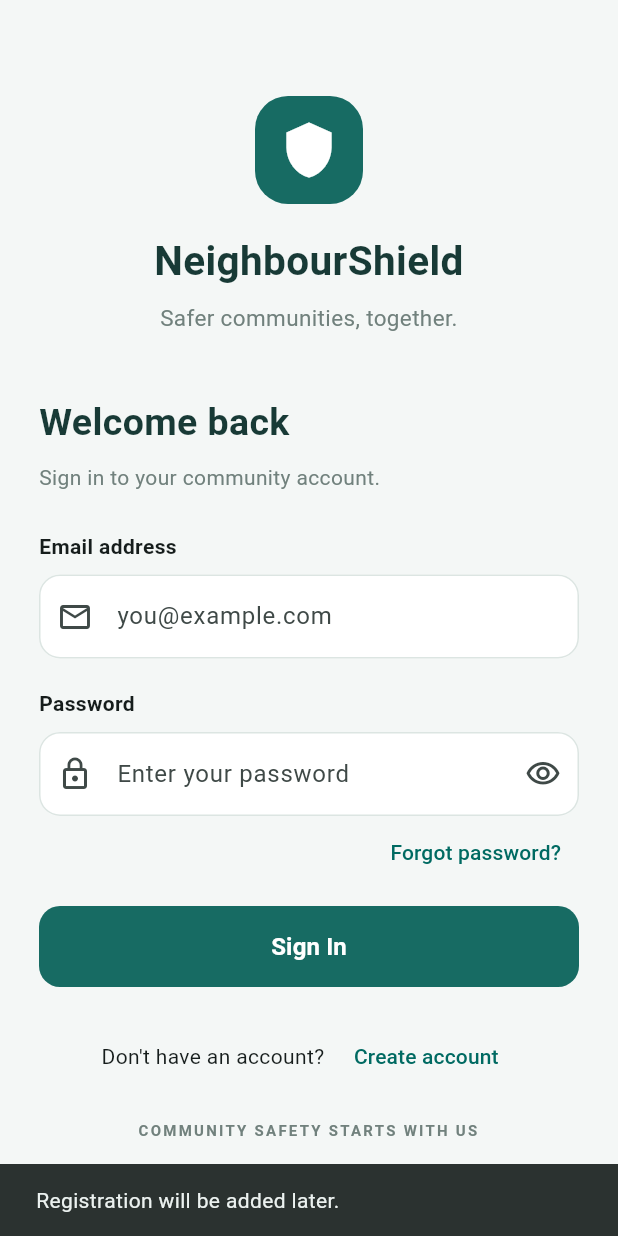
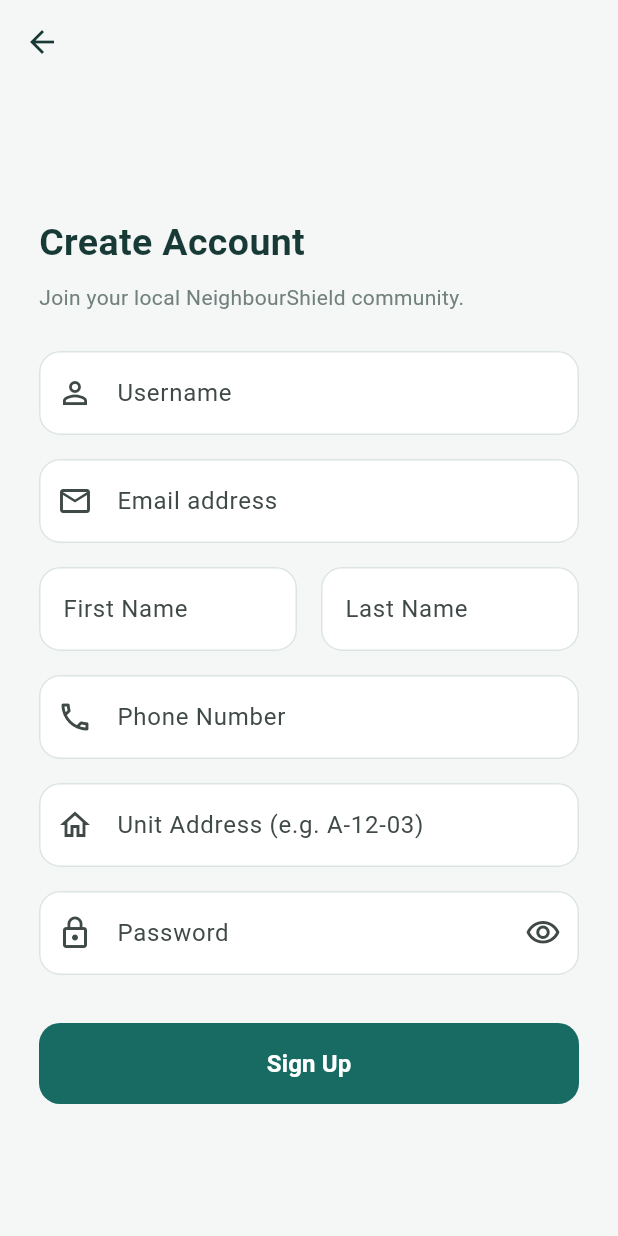
Before and after one commit to JACKNG0926/NeighbourShield_MobileApp, a Flutter app: the screen it shows after launch, after a tap on "Create account", on a phone screen of 412 x 824 dp. Run offline on Flutter 3.47's test engine with Material 3 defaults, Android fonts, the phone set to English and light mode, and no system bars; our stand-ins replace geolocator, shared_preferences.

```diff
--- a/lib/features/auth/data/auth_repository.dart
+++ b/lib/features/auth/data/auth_repository.dart
@@ -37,6 +37,49 @@ class AuthRepository {
     }
   }
 
+  Future<String> register({
+    required String username,
+    required String email,
+    required String firstName,
+    required String lastName,
+    required String phone,
+    required String address,
+    required String password,
+  }) async {
+    final response = await http.post(
+      Uri.parse('$baseUrl/auth/register/'),
+      headers: {'Content-Type': 'application/json'},
+      body: jsonEncode({
+        'username': username,
+        'email': email,
+        'first_name': firstName,
+        'last_name': lastName,
+        'phone_number': phone,
+        'unit_address': address,
+        'password': password,
+      }),
+    );
+
+    if (response.statusCode == 201) {
+      final data = jsonDecode(response.body);
+      final token = data['token'];
+
+      // Save the token locally
+      final prefs = await SharedPreferences.getInstance();
+      await prefs.setString('auth_token', token);
+
+      return data['user']['username'] ?? username;
+    } else if (response.statusCode == 400) {
+      // Django DRF returns 400 with a map of field errors (e.g., {"username": ["A user with that username already exists."]})
+      final errorData = jsonDecode(response.body) as Map<String, dynamic>;
+      final firstErrorKey = errorData.keys.first;
+      final errorMessage = errorData[firstErrorKey][0];
+      throw Exception('$firstErrorKey: $errorMessage');
+    } else {
+      throw Exception('Server error. Please try again later.');
+    }
+  }
+
   // Helper to retrieve the token later for the SOS button
   Future<String?> getToken() async {
     final prefs = await SharedPreferences.getInstance();
--- a/lib/features/auth/presentation/pages/login_page.dart
+++ b/lib/features/auth/presentation/pages/login_page.dart
@@ -4,6 +4,7 @@ import '../../../../app/app_theme.dart';
 import '../../../home/presentation/pages/home_page.dart';
 import '../../data/auth_repository.dart';
 import '../view_models/login_view_model.dart';
+import 'register_page.dart';
 
 class LoginPage extends StatefulWidget {
   const LoginPage({super.key});
@@ -217,7 +218,9 @@ class _LoginPageState extends State<LoginPage> {
                           const Text("Don't have an account? "),
                           TextButton(
                             onPressed: () {
-                              _showMessage('Registration will be added later.');
+                              Navigator.of(context).push(
+                                MaterialPageRoute(builder: (_) => RegisterPage()),
+                              );
                             },
                             child: const Text('Create account'),
                           ),
--- /dev/null
+++ b/lib/features/auth/presentation/pages/register_page.dart
@@ -0,0 +1,203 @@
+import 'package:flutter/material.dart';
+import '../../../../app/app_theme.dart';
+import '../../../home/presentation/pages/home_page.dart';
+import '../../data/auth_repository.dart';
+import '../view_models/register_view_model.dart';
+
+class RegisterPage extends StatefulWidget {
+  const RegisterPage({super.key});
+
+  @override
+  State<RegisterPage> createState() => _RegisterPageState();
+}
+
+class _RegisterPageState extends State<RegisterPage> {
+  late final RegisterViewModel _viewModel;
+
+  final _usernameController = TextEditingController();
+  final _emailController = TextEditingController();
+  final _firstNameController = TextEditingController();
+  final _lastNameController = TextEditingController();
+  final _phoneController = TextEditingController();
+  final _addressController = TextEditingController();
+  final _passwordController = TextEditingController();
+
+  bool _hidePassword = true;
+
+  @override
+  void initState() {
+    super.initState();
+    _viewModel = RegisterViewModel(AuthRepository());
+  }
+
+  @override
+  void dispose() {
+    _usernameController.dispose();
+    _emailController.dispose();
+    _firstNameController.dispose();
+    _lastNameController.dispose();
+    _phoneController.dispose();
+    _addressController.dispose();
+    _passwordController.dispose();
+    _viewModel.dispose();
+    super.dispose();
+  }
+
+  Future<void> _handleRegister() async {
+    final username = await _viewModel.register(
+      username: _usernameController.text,
+      email: _emailController.text,
+      firstName: _firstNameController.text,
+      lastName: _lastNameController.text,
+      phone: _phoneController.text,
+      address: _addressController.text,
+      password: _passwordController.text,
+    );
+
+    if (!mounted || username == null) return;
+
+    // Navigate to Home Page and remove all previous routes (so they can't hit 'back' to go to register)
+    Navigator.of(context).pushAndRemoveUntil(
+      MaterialPageRoute(builder: (_) => HomePage(email: username)),
+          (route) => false,
+    );
+  }
+
+  @override
+  Widget build(BuildContext context) {
+    return ListenableBuilder(
+      listenable: _viewModel,
+      builder: (context, child) {
+        return Scaffold(
+          appBar: AppBar(
+            backgroundColor: Colors.transparent,
+            elevation: 0,
+            iconTheme: const IconThemeData(color: AppTheme.textColor),
+          ),
+          body: SafeArea(
+            child: Center(
+              child: SingleChildScrollView(
+                padding: const EdgeInsets.symmetric(horizontal: 26, vertical: 10),
+                child: ConstrainedBox(
+                  constraints: const BoxConstraints(maxWidth: 420),
+                  child: Column(
+                    crossAxisAlignment: CrossAxisAlignment.stretch,
+                    children: [
+                      const Text(
+                        'Create Account',
+                        style: TextStyle(
+                          fontSize: 25,
+                          fontWeight: FontWeight.bold,
+                          color: AppTheme.textColor,
+                        ),
+                      ),
+                      const SizedBox(height: 8),
+                      const Text(
+                        'Join your local NeighbourShield community.',
+                        style: TextStyle(color: AppTheme.mutedColor),
+                      ),
+                      const SizedBox(height: 26),
+
+                      // Username
+                      TextField(
+                        controller: _usernameController,
+                        decoration: const InputDecoration(hintText: 'Username', prefixIcon: Icon(Icons.person_outline)),
+                      ),
+                      const SizedBox(height: 16),
+
+                      // Email
+                      TextField(
+                        controller: _emailController,
+                        keyboardType: TextInputType.emailAddress,
+                        decoration: const InputDecoration(hintText: 'Email address', prefixIcon: Icon(Icons.email_outlined)),
+                      ),
+                      const SizedBox(height: 16),
+
+                      // First & Last Name
+                      Row(
+                        children: [
+                          Expanded(
+                            child: TextField(
+                              controller: _firstNameController,
+                              decoration: const InputDecoration(hintText: 'First Name'),
+                            ),
+                          ),
+                          const SizedBox(width: 16),
+                          Expanded(
+                            child: TextField(
+                              controller: _lastNameController,
+                              decoration: const InputDecoration(hintText: 'Last Name'),
+                            ),
+                          ),
+                        ],
+                      ),
+                      const SizedBox(height: 16),
+
+                      // Phone
+                      TextField(
+                        controller: _phoneController,
+                        keyboardType: TextInputType.phone,
+                        decoration: const InputDecoration(hintText: 'Phone Number', prefixIcon: Icon(Icons.phone_outlined)),
+                      ),
+                      const SizedBox(height: 16),
+
+                      // Address
+                      TextField(
+                        controller: _addressController,
+                        decoration: const InputDecoration(hintText: 'Unit Address (e.g. A-12-03)', prefixIcon: Icon(Icons.home_outlined)),
+                      ),
+                      const SizedBox(height: 16),
+
+                      // Password
+                      TextField(
+                        controller: _passwordController,
+                        obscureText: _hidePassword,
+                        decoration: InputDecoration(
+                          hintText: 'Password',
+                          prefixIcon: const Icon(Icons.lock_outline),
+                          suffixIcon: IconButton(
+                            onPressed: () {
+                              setState(() {
+                                _hidePassword = !_hidePassword;
+                              });
+                            },
+                            icon: Icon(_hidePassword ? Icons.visibility_outlined : Icons.visibility_off_outlined),
+                          ),
+                        ),
+                      ),
+
+                      if (_viewModel.errorMessage != null) ...[
+                        const SizedBox(height: 14),
+                        Text(
+                          _viewModel.errorMessage!,
+                          style: TextStyle(color: Theme.of(context).colorScheme.error),
+                        ),
+                      ],
+
+                      const SizedBox(height: 32),
+
+                      SizedBox(
+                        height: 54,
+                        child: FilledButton(
+                          onPressed: _viewModel.isLoading ? null : _handleRegister,
+                          style: FilledButton.styleFrom(
+                            backgroundColor: AppTheme.primaryColor,
+                            foregroundColor: Colors.white,
+                            shape: RoundedRectangleBorder(borderRadius: BorderRadius.circular(14)),
+                          ),
+                          child: _viewModel.isLoading
+                              ? const SizedBox(width: 22, height: 22, child: CircularProgressIndicator(strokeWidth: 2, color: Colors.white))
+                              : const Text('Sign Up', style: TextStyle(fontSize: 16, fontWeight: FontWeight.bold)),
+                        ),
+                      ),
+                    ],
+                  ),
+                ),
+              ),
+            ),
+          ),
+        );
+      },
+    );
+  }
+}
--- /dev/null
+++ b/lib/features/auth/presentation/view_models/register_view_model.dart
@@ -0,0 +1,57 @@
+import 'package:flutter/foundation.dart';
+import '../../data/auth_repository.dart';
+
+class RegisterViewModel extends ChangeNotifier {
+  RegisterViewModel(this._authRepository);
+
+  final AuthRepository _authRepository;
+
+  bool isLoading = false;
+  String? errorMessage;
+
+  Future<String?> register({
+    required String username,
+    required String email,
+    required String firstName,
+    required String lastName,
+    required String phone,
+    required String address,
+    required String password,
+  }) async {
+    errorMessage = null;
+
+    // Basic validation
+    if (username.isEmpty || email.isEmpty || password.isEmpty) {
+      errorMessage = 'Username, email, and password are required.';
+      notifyListeners();
+      return null;
+    }
+
+    if (!email.contains('@')) {
+      errorMessage = 'Please enter a valid email address.';
+      notifyListeners();
+      return null;
+    }
+
+    isLoading = true;
+    notifyListeners();
+
+    try {
+      return await _authRepository.register(
+        username: username.trim(),
+        email: email.trim(),
+        firstName: firstName.trim(),
+        lastName: lastName.trim(),
+        phone: phone.trim(),
+        address: address.trim(),
+        password: password,
+      );
+    } catch (e) {
+      errorMessage = e.toString().replaceAll('Exception: ', '');
+      return null;
+    } finally {
+      isLoading = false;
+      notifyListeners();
+    }
+  }
+}
--- a/pubspec.yaml
+++ b/pubspec.yaml
@@ -36,6 +36,7 @@ dependencies:
   cupertino_icons: ^1.0.8
   http: ^1.6.0
   shared_preferences: ^2.5.6
+  geolocator: ^14.1.1
 
 dev_dependencies:
   flutter_test:
```
Also changed, not shown: lib/features/home/data/incident_repository.dart (added, +46 -0 lines), lib/features/home/presentation/pages/home_page.dart (+91 -25 lines), pubspec.lock, 1 other file.
